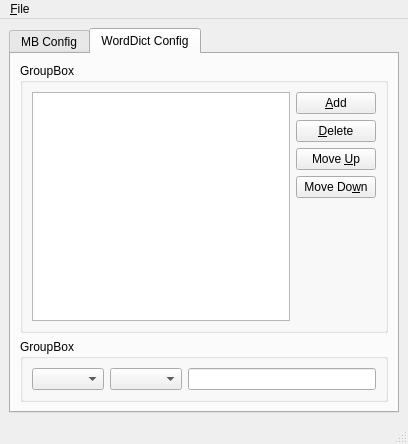
Above: MainWindow.ui from wengxt/fcitx-table-editor before the change. Below: the same form after it.
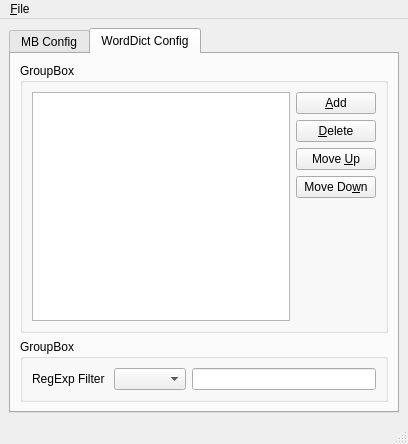
That is the form after the change. The open tabs and pages were chosen to show the change.

Diff of the .ui file:
```diff
--- a/MainWindow.ui
+++ b/MainWindow.ui
@@ -210,7 +210,14 @@
              <item>
               <layout class="QHBoxLayout" name="horizontalLayout_4">
                <item>
-                <widget class="QComboBox" name="wordType_comboBox"/>
+                <widget class="QLabel" name="label">
+                 <property name="text">
+                  <string>RegExp Filter </string>
+                 </property>
+                 <property name="buddy">
+                  <cstring>reg_lineEdit</cstring>
+                 </property>
+                </widget>
                </item>
                <item>
                 <widget class="QComboBox" name="regType_comboBox"/>
```
Left out of the diff: 2 changed lines with no effect on the pictures.
